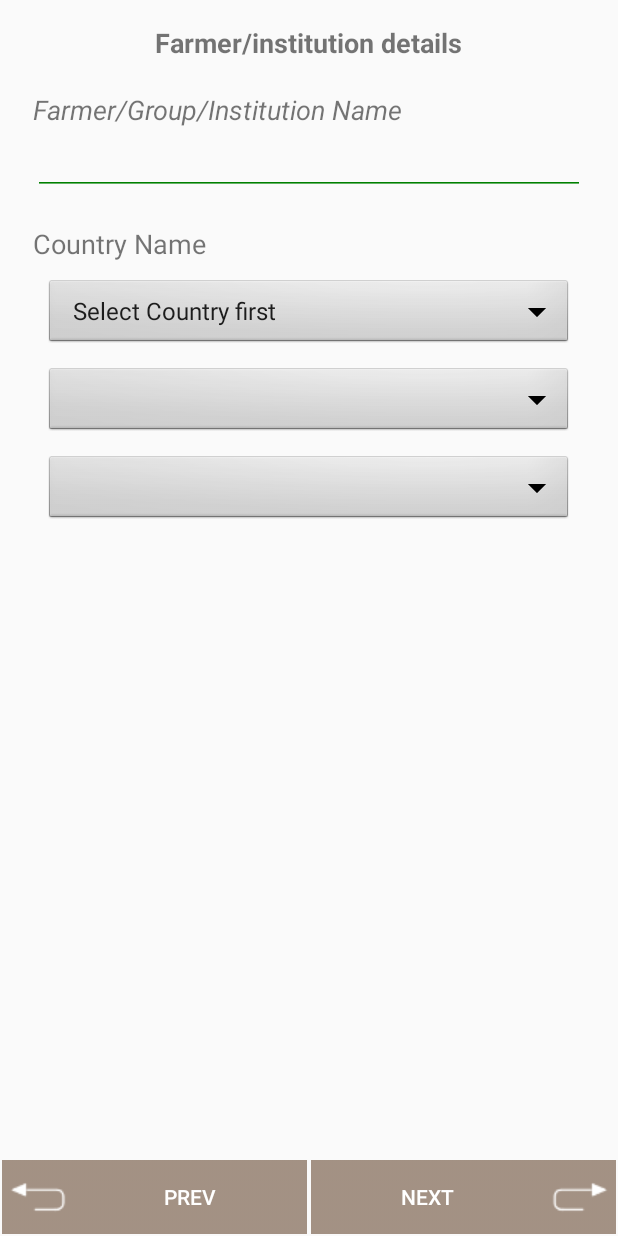
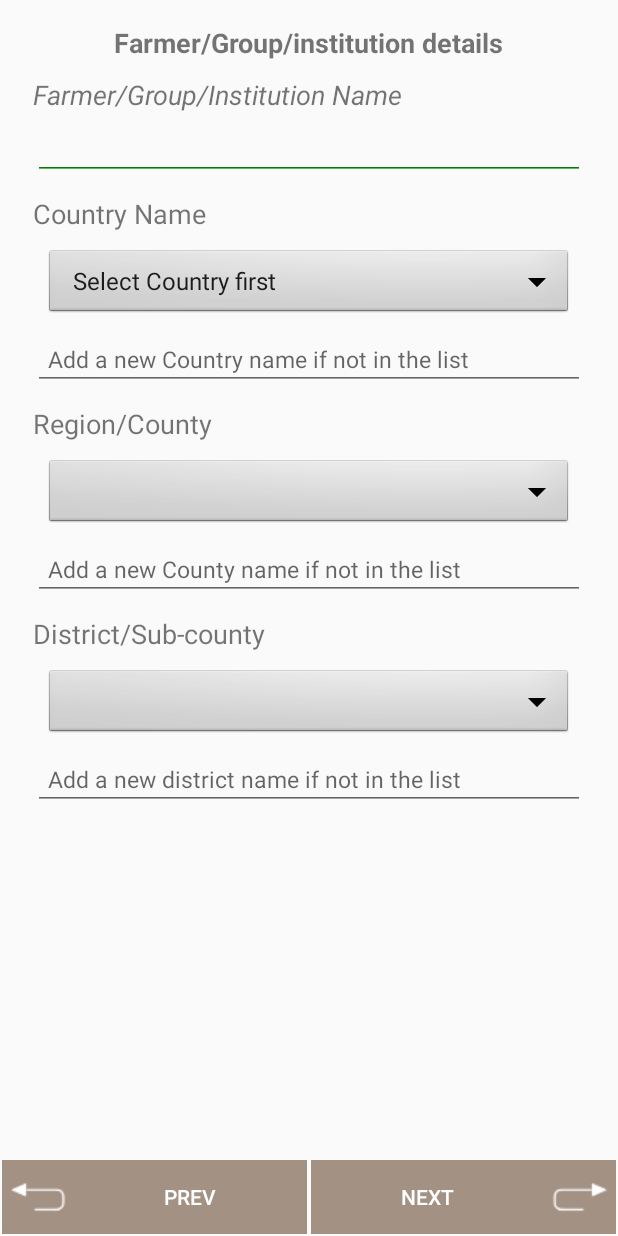
Before and after one commit to bonkware/Regreen_Africa, an Android app: the layout farmer_institution_details.xml on its own in the app's theme, with its tools: preview values and no code run, on a phone screen of 412 x 824 dp. Run offline under Robolectric (Android 15) with nearby library versions, the phone set to English and light mode, and no system bars.

Commit message:
added option for adding new country, county and district if not in the list, validated edit text for species name and local name to chech for empty

```diff
--- a/app/src/main/java/com/icraf/gsl/regreeningafrica/TPFarmInstLocFragment.java
+++ b/app/src/main/java/com/icraf/gsl/regreeningafrica/TPFarmInstLocFragment.java
@@ -96,6 +96,8 @@ public class TPFarmInstLocFragment extends Fragment {
         if (country != null && country.getSelectedItem() != null) {
             g.setcountry(country.getSelectedItem().toString());
         }
+        EditText country_new = (EditText) getActivity().findViewById(R.id.country);//added for the new country
+        g.setcountry(country_new.getText().toString());
          /*EditText county_region = (EditText) getActivity().findViewById(R.id.county);
         g.setcounty_region(county_region.getText().toString());*/
         Spinner county_region = (Spinner) getActivity().findViewById(R.id.spinner2);
@@ -103,6 +105,8 @@ public class TPFarmInstLocFragment extends Fragment {
         if (county_region != null && county_region.getSelectedItem() != null) {
             g.setcounty_region(county_region.getSelectedItem().toString());
         }
+        EditText county_new = (EditText) getActivity().findViewById(R.id.county);//added for new county that is not on the list
+        g.setcounty_region(county_new.getText().toString());
 
         /*EditText district = (EditText) getActivity().findViewById(R.id.district);
         g.setdistricts(district.getText().toString());*/
@@ -111,6 +115,8 @@ public class TPFarmInstLocFragment extends Fragment {
         if (district != null && district.getSelectedItem() != null) {
             g.setdistricts(district.getSelectedItem().toString());
         }
+        EditText district_new = (EditText) getActivity().findViewById(R.id.district);//added for new district option
+        g.setdistricts(district_new.getText().toString());
         /*RadioGroup radioGroup = (RadioGroup) getActivity().findViewById(R.id.planting_location);
         //check whether it is checked
         if(radioGroup.getCheckedRadioButtonId()==-1){
--- a/app/src/main/res/layout/farmer_institution_details.xml
+++ b/app/src/main/res/layout/farmer_institution_details.xml
@@ -19,7 +19,7 @@
                 android:id="@+id/text"
                 android:layout_width="wrap_content"
                 android:layout_height="wrap_content"
-                android:text="Farmer/institution details"
+                android:text="Farmer/Group/institution details"
                 android:layout_gravity="center"
                 android:textSize="18sp"
                 android:textStyle="bold"/>
@@ -29,7 +29,7 @@
                 android:layout_height="wrap_content"
                 android:text="Farmer/Group/Institution Name"
                 android:textSize="@dimen/textsize"
-                android:paddingTop="20dp"
+                android:paddingTop="10dp"
                 android:textStyle="italic"/>
             <EditText
                 android:id="@+id/fnames"
@@ -41,14 +41,13 @@
                 android:layout_centerHorizontal="true"
                 android:layout_centerVertical="true"
                 android:textSize="@dimen/add_edit_textsize">
-
             </EditText>
 
             <TextView
                 android:layout_width="fill_parent"
                 android:layout_height="wrap_content"
                 android:textSize="@dimen/textsize"
-                android:paddingTop="20dp"
+                android:paddingTop="10dp"
                 android:text="Country Name" />
 
             <!-- Spinner Dropdown -->
@@ -63,14 +62,27 @@
                 android:background="@android:drawable/btn_dropdown"
                 android:entries="@array/countries" />
 
+            <!-- for new country -->
+            <EditText
+                android:id="@+id/country"
+                android:layout_width="match_parent"
+                android:layout_height="wrap_content"
+                android:layout_below="@+id/text1"
+                android:hint="Add a new Country name if not in the list"
+                android:padding="@dimen/view_padding"
+                android:layout_centerHorizontal="true"
+                android:layout_centerVertical="true"
+                android:layout_marginTop="5dp"
+                android:textSize="15sp"/>
+
             <!-- Select Label -->
 
-            <!--<TextView
+            <TextView
                 android:layout_width="fill_parent"
                 android:layout_height="wrap_content"
                 android:textSize="@dimen/textsize"
-                android:paddingTop="20dp"
-                android:text="Region/County Name" />-->
+                android:paddingTop="10dp"
+                android:text="Region/County" />
 
             <!-- Spinner Dropdown -->
             <Spinner
@@ -82,24 +94,27 @@
                 android:layout_marginTop="10dip"
                 android:background="@android:drawable/btn_dropdown"
                 />
-            <!--<EditText
+            <!-- for new county -->
+            <EditText
                 android:id="@+id/county"
-                android:backgroundTint="#008000"
                 android:layout_width="match_parent"
                 android:layout_height="wrap_content"
                 android:layout_below="@+id/text1"
+                android:hint="Add a new County name if not in the list"
                 android:padding="@dimen/view_padding"
                 android:layout_centerHorizontal="true"
                 android:layout_centerVertical="true"
-                android:textSize="@dimen/add_edit_textsize"/>-->
+                android:layout_marginTop="5dp"
+                android:textSize="15sp"/>
+
             <!-- Select Label -->
-
-            <!--<TextView
+            <TextView
                 android:layout_width="fill_parent"
                 android:layout_height="wrap_content"
                 android:textSize="@dimen/textsize"
-                android:paddingTop="20dp"
-                android:text="District/Communne/Woreda/Circle/Sub-county" />-->
+                android:paddingTop="10dp"
+                android:text="District/Sub-county" />
+
             <!-- Spinner Dropdown -->
             <Spinner
                 android:id="@+id/spinner3"
@@ -110,6 +125,18 @@
                 android:layout_marginTop="10dip"
                 android:background="@android:drawable/btn_dropdown"
                 />
+            <!-- for new country -->
+            <EditText
+                android:id="@+id/district"
+                android:layout_width="match_parent"
+                android:layout_height="wrap_content"
+                android:layout_below="@+id/text1"
+                android:hint="Add a new district name if not in the list"
+                android:textSize="15sp"
+                android:padding="@dimen/view_padding"
+                android:layout_centerHorizontal="true"
+                android:layout_centerVertical="true"
+                android:layout_marginTop="5dp"/>
         </LinearLayout>
     </ScrollView>
 
--- a/app/src/main/res/values/strings.xml
+++ b/app/src/main/res/values/strings.xml
@@ -18,8 +18,6 @@
         <item>Ghana</item>
         <item>Senegal</item>
         <item>Mali</item>
-        <item>Chad</item>
-        <item>India</item>
         <!--<item>Malawi</item>
         <item>Nigeria</item>
         <item>Uganda</item>
```
Also changed, not shown: app/src/main/java/com/icraf/gsl/regreeningafrica/FmnrFarmInstLocFragment.java (+9 -2 lines), app/src/main/java/com/icraf/gsl/regreeningafrica/FmnrTreeMeasureMainActivity.java (+18 -1 lines), app/src/main/java/com/icraf/gsl/regreeningafrica/NurseryPhotoFragment.java (+8 -0 lines), app/src/main/res/layout/enumurator.xml (+9 -9 lines), app/src/main/res/layout/fmnr_enumurator_fragment.xml (+8 -8 lines), app/src/main/res/layout/fmnr_farmer_institution_details.xml (+33 -15 lines), app/src/main/res/layout/nursery_enum_fragment.xml (+8 -8 lines), app/src/main/res/layout/nursery_info_fragment.xml (+39 -11 lines), app/src/main/res/layout/trainings_enumurator.xml (+9 -9 lines).
